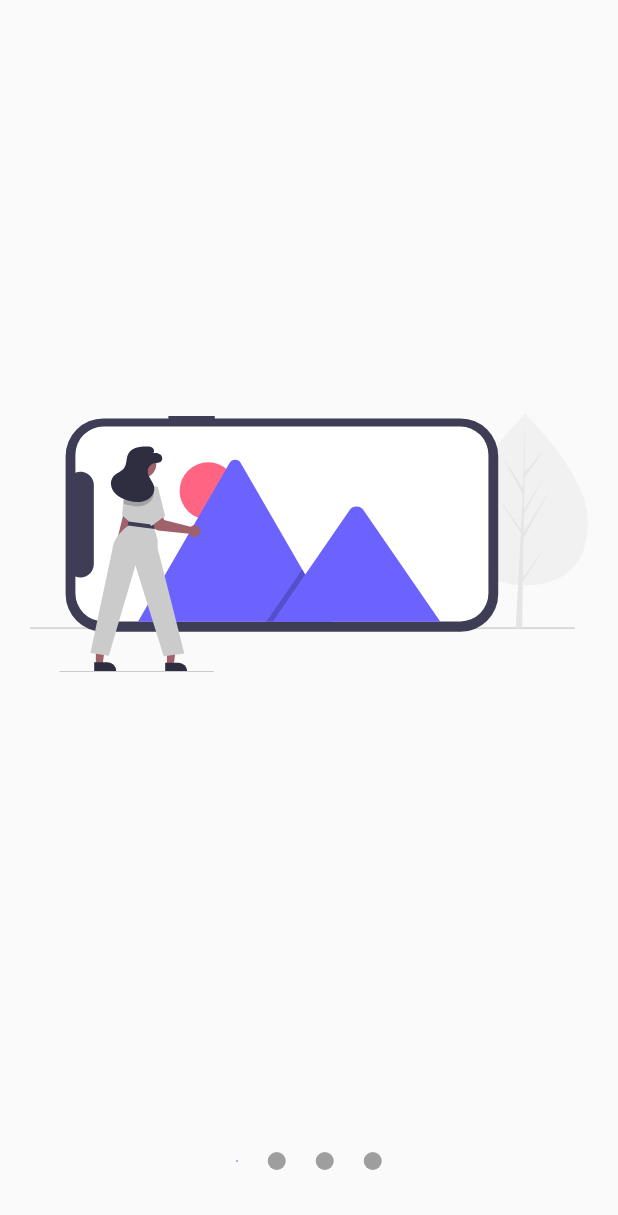
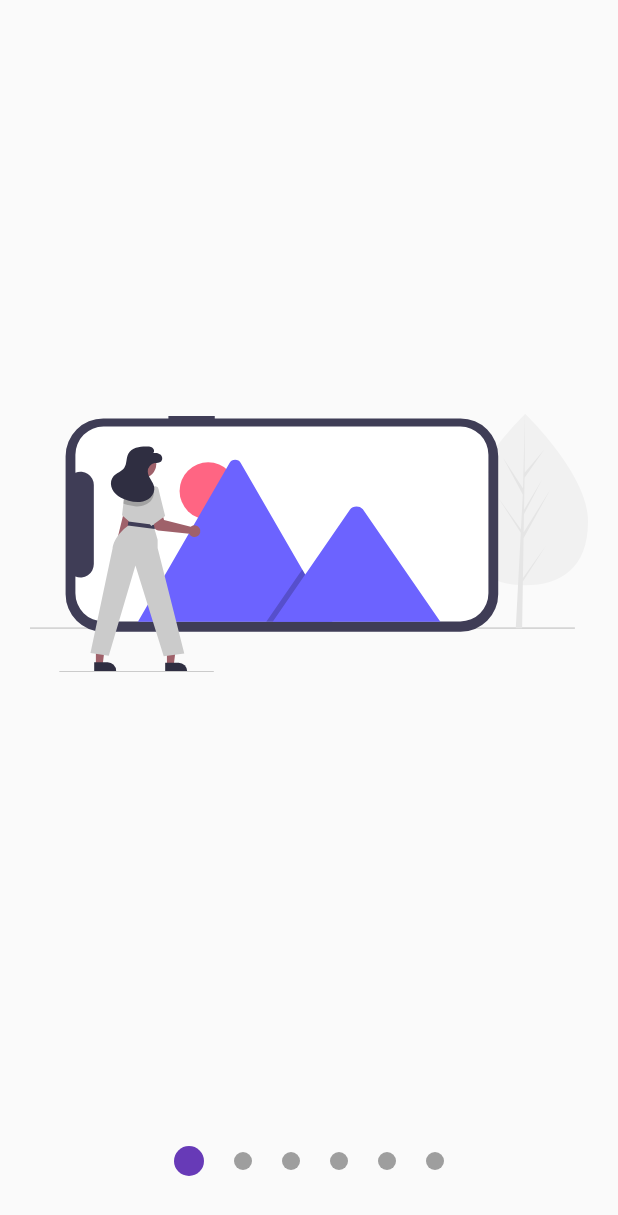
Before and after one commit to PACOdergod/app_dise-os_avanzados, a Flutter app: the screen it shows after launch, on a phone screen of 412 x 824 dp. Shown: the top 1215 px of the screen. Run offline on Flutter 3.47's test engine with Material 2 defaults, Android fonts, the phone set to English and light mode, and no system bars; our stand-ins replace flutter_svg.

Commit message:
iniciando con nueva pagina :D

```diff
--- a/lib/src/pages/sliceshow_page.dart
+++ b/lib/src/pages/sliceshow_page.dart
@@ -11,8 +11,8 @@ class SlideShowPage extends StatelessWidget {
         SvgPicture.asset('assets/svgs/2.svg'),
         SvgPicture.asset('assets/svgs/3.svg'),
         SvgPicture.asset('assets/svgs/4.svg'),
-        // SvgPicture.asset('assets/svgs/5.svg'),
-        // SvgPicture.asset('assets/svgs/2.svg'),
+        SvgPicture.asset('assets/svgs/5.svg'),
+        SvgPicture.asset('assets/svgs/2.svg'),
         // SvgPicture.asset('assets/svgs/3.svg'),
         // SvgPicture.asset('assets/svgs/4.svg'),
         // SvgPicture.asset('assets/svgs/5.svg'),
@@ -22,7 +22,7 @@ class SlideShowPage extends StatelessWidget {
         // SvgPicture.asset('assets/svgs/5.svg'),
       ],
       color: Colors.deepPurple,
-      tamPri: 1,
+      tamPri: 20,
       tamSec: 12,
       ),),
     );
--- a/lib/src/widgets/slideshow.dart
+++ b/lib/src/widgets/slideshow.dart
@@ -98,7 +98,7 @@ class _Punto extends StatelessWidget {
     double tam;
     Color color;
 
-    if (sm._currentPage >= index-0.5 && sm._currentPage < index+0.5) {
+    if (sm._currentPage.round() == index) {
       // este punto es el mismo del index de la imagen
       tam = sm.tamAct;
       color = sm.colorP;
```
Also changed, not shown: 1 other file.
